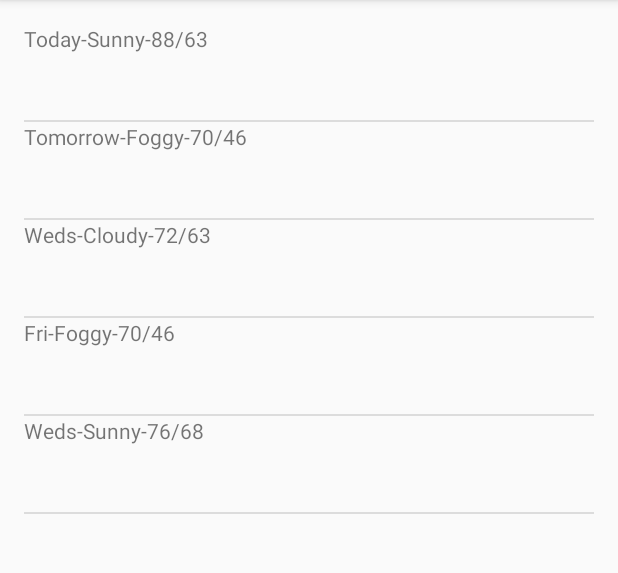
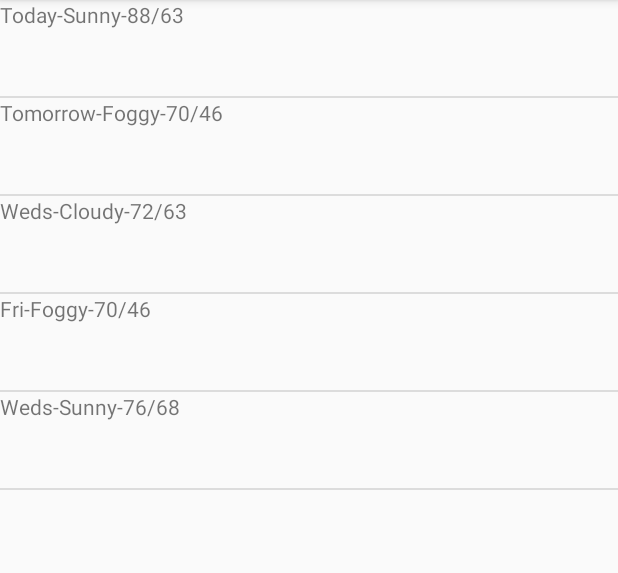
Before and after one commit to jahguide89/Sunshine, an Android app: the screen it shows after launch (SunshineMainActivity), on a phone screen of 412 x 824 dp, the part 84-657 px from its top. Run offline under Robolectric (Android 15) with nearby library versions, the phone set to English and light mode, and no system bars.

Commit message:
Finished lesson 2

```diff
--- a/app/src/main/AndroidManifest.xml
+++ b/app/src/main/AndroidManifest.xml
@@ -1,6 +1,8 @@
 <?xml version="1.0" encoding="utf-8"?>
 <manifest xmlns:android="http://schemas.android.com/apk/res/android"
     package="com.example.android.sunshine.app" >
+
+    <uses-permission android:name="android.permission.INTERNET"/>
 
     <application
         android:allowBackup="true"
--- a/app/src/main/java/com/example/android/sunshine/app/SunshineMainActivity.java
+++ b/app/src/main/java/com/example/android/sunshine/app/SunshineMainActivity.java
@@ -12,6 +12,11 @@ public class SunshineMainActivity extends ActionBarActivity {
     protected void onCreate(Bundle savedInstanceState) {
         super.onCreate(savedInstanceState);
         setContentView(R.layout.activity_sunshine_main);
+        if (savedInstanceState == null) {
+            getSupportFragmentManager().beginTransaction()
+                    .add(R.id.container, new ForecastFragment())
+                    .commit();
+        }
     }
 
 
--- a/app/src/main/java/com/example/android/sunshine/app/SunshineMainActivityFragment.java
+++ /dev/null
@@ -1,47 +0,0 @@
-package com.example.android.sunshine.app;
-
-import android.support.v4.app.Fragment;
-import android.os.Bundle;
-import android.view.LayoutInflater;
-import android.view.View;
-import android.view.ViewGroup;
-import android.widget.ArrayAdapter;
-import android.widget.ListView;
-
-import java.util.ArrayList;
-
-
-/**
- * A placeholder fragment containing a simple view.
- */
-public class SunshineMainActivityFragment extends Fragment {
-
-    public SunshineMainActivityFragment() {
-    }
-
-    @Override
-    public View onCreateView(LayoutInflater inflater, ViewGroup container,
-                             Bundle savedInstanceState) {
-        View rootView = inflater.inflate(R.layout.fragment_sunshine_main, container, false);
-        ArrayList<String> listForecast = new ArrayList<>();
-        listForecast.add("Today-Sunny-88/63");
-        listForecast.add("Tomorrow-Foggy-70/46");
-        listForecast.add("Weds-Cloudy-72/63");
-        listForecast.add("Fri-Foggy-70/46");
-        listForecast.add("Weds-Sunny-76/68");
-
-        ArrayAdapter<String> adapterForecast = new ArrayAdapter<String>(
-                getActivity(),
-                R.layout.list_item_forecast,
-                R.id.list_item_forecast_textview,
-                listForecast
-        );
-
-        ListView listView = (ListView) rootView.findViewById(R.id.listview_forecast);
-
-        listView.setAdapter(adapterForecast);
-
-
-        return rootView;
-    }
-}
--- a/app/src/main/res/layout/activity_sunshine_main.xml
+++ b/app/src/main/res/layout/activity_sunshine_main.xml
@@ -1,7 +1,7 @@
-<fragment xmlns:android="http://schemas.android.com/apk/res/android"
+<FrameLayout xmlns:android="http://schemas.android.com/apk/res/android"
     xmlns:tools="http://schemas.android.com/tools"
-    android:id="@+id/fragment"
-    android:name="com.example.android.sunshine.app.SunshineMainActivityFragment"
+    android:id="@+id/container"
     android:layout_width="match_parent"
     android:layout_height="match_parent"
-    tools:layout="@layout/fragment_sunshine_main" />
+    tools:context="com.example.android.sunshine.app.SunshineMainActivity"
+    tools:ignore="MergeRootFrame" />
--- a/app/src/main/res/layout/fragment_sunshine_main.xml
+++ b/app/src/main/res/layout/fragment_sunshine_main.xml
@@ -2,11 +2,7 @@
     xmlns:tools="http://schemas.android.com/tools"
     android:layout_width="match_parent"
     android:layout_height="match_parent"
-    android:paddingBottom="@dimen/activity_vertical_margin"
-    android:paddingLeft="@dimen/activity_horizontal_margin"
-    android:paddingRight="@dimen/activity_horizontal_margin"
-    android:paddingTop="@dimen/activity_vertical_margin"
-    tools:context=".SunshineMainActivityFragment">
+    tools:context="com.example.android.sunshine.app.MainActivity.ForecastFragment">
 
     <ListView
         android:id="@+id/listview_forecast"
--- /dev/null
+++ b/app/src/main/res/menu/forecastfragment.xml
@@ -0,0 +1,8 @@
+<?xml version="1.0" encoding="utf-8"?>
+<menu xmlns:android="http://schemas.android.com/apk/res/android"
+    xmlns:app="http://schemas.android.com/apk/res-auto">
+    <item
+        android:id="@+id/action_refresh"
+        android:title="@string/action_refresh"
+        app:showAsAction="never"/>
+</menu>
--- a/app/src/main/res/menu/menu_sunshine_main.xml
+++ b/app/src/main/res/menu/menu_sunshine_main.xml
@@ -1,6 +1,10 @@
 <menu xmlns:android="http://schemas.android.com/apk/res/android"
     xmlns:app="http://schemas.android.com/apk/res-auto"
-    xmlns:tools="http://schemas.android.com/tools" tools:context=".SunshineMainActivity">
-    <item android:id="@+id/action_settings" android:title="@string/action_settings"
-        android:orderInCategory="100" app:showAsAction="never" />
+    xmlns:tools="http://schemas.android.com/tools"
+    tools:context=".SunshineMainActivity">
+    <item
+        android:id="@+id/action_settings"
+        android:orderInCategory="100"
+        android:title="@string/action_settings"
+        app:showAsAction="never" />
 </menu>
--- a/app/src/main/res/values/strings.xml
+++ b/app/src/main/res/values/strings.xml
@@ -2,4 +2,5 @@
     <string name="app_name">Sunshine</string>
     <string name="hello_world">Hello world!</string>
     <string name="action_settings">Settings</string>
+    <string name="action_refresh" translatable="false">Refresh</string>
 </resources>
```
Also changed, not shown: app/src/main/java/com/example/android/sunshine/app/ForecastFragment.java (added, +284 -0 lines).
